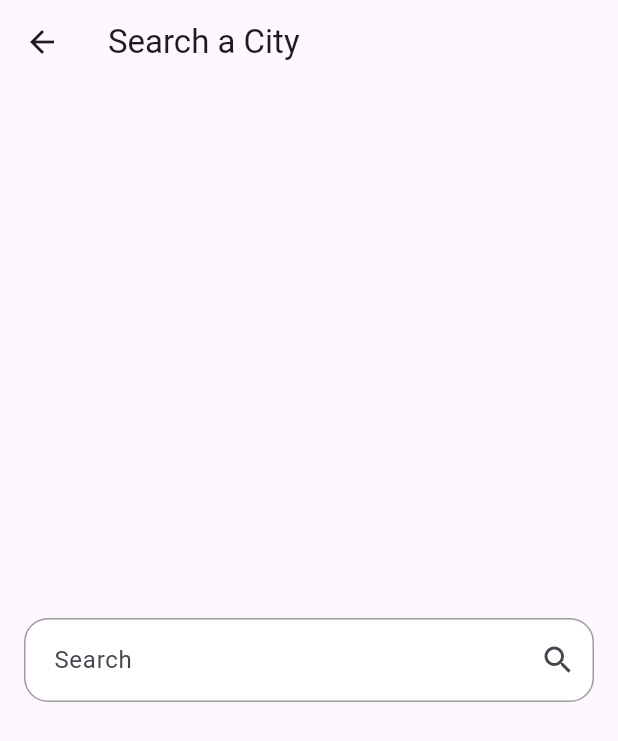
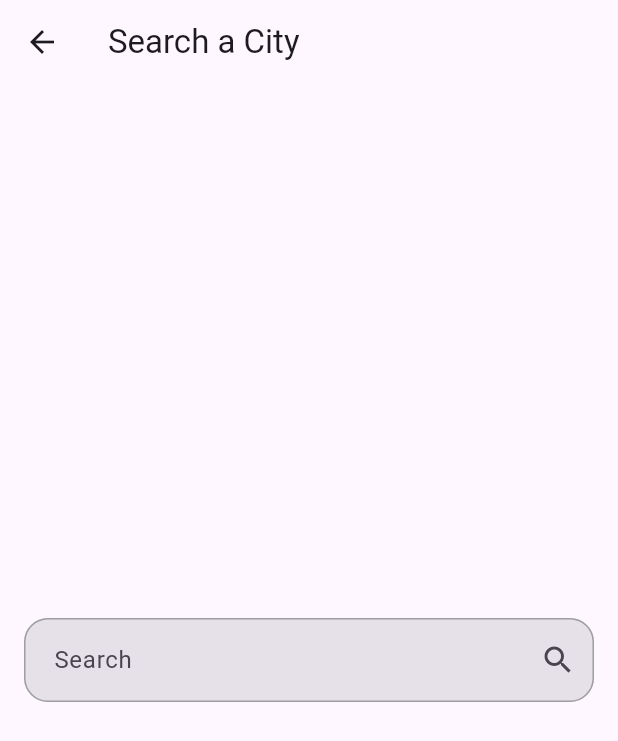
Before and after one commit to iMohamedMamdouh/weather_app, a Flutter app: the screen it shows after launch, after a tap on the "search" icon, on a phone screen of 412 x 824 dp. Shown: the top 741 px of the screen. Run offline on Flutter 3.47's test engine with Material 3 defaults, Android fonts, the phone set to English and light mode, and no system bars; our stand-ins replace dio, flutter_bloc.

Commit message:
final project

```diff
--- a/lib/Views/home_view.dart
+++ b/lib/Views/home_view.dart
@@ -17,7 +17,6 @@
           borderRadius: BorderRadius.circular(16),
         ),
         centerTitle: true,
-        backgroundColor: Colors.lightBlue,
         title: const Text('Weather App'),
         actions: [
           IconButton(
@@ -39,7 +38,9 @@
           if (state is DefaultWeatherState) {
             return const NoWeatherBody();
           } else if (state is WeatherLoadedState) {
-            return const WeatherInfoBody();
+            return WeatherInfoBody(
+              weather: state.weatherModel,
+            );
           } else {
             return const Center(
               child: Text('oops there is an error'),
--- a/lib/Views/search_view.dart
+++ b/lib/Views/search_view.dart
@@ -9,6 +9,9 @@
   Widget build(BuildContext context) {
     return Scaffold(
       appBar: AppBar(
+        shape: RoundedRectangleBorder(
+          borderRadius: BorderRadius.circular(16),
+        ),
         title: const Text('Search a City'),
       ),
       body: Padding(
@@ -27,7 +30,6 @@
               hintText: 'Enter a city',
               suffixIcon: Icon(Icons.search),
               filled: true,
-              fillColor: Colors.white,
               contentPadding: EdgeInsets.all(16.0),
               enabledBorder: OutlineInputBorder(
                 borderRadius: BorderRadius.all(Radius.circular(16.0)),
--- a/lib/main.dart
+++ b/lib/main.dart
@@ -1,4 +1,5 @@
 import 'package:demo_weatherapp/cubits/get_weather_cubit/get_weather_cubit.dart';
+import 'package:demo_weatherapp/cubits/get_weather_cubit/get_weather_states.dart';
 import 'package:flutter/material.dart';
 import 'package:flutter_bloc/flutter_bloc.dart';
 
@@ -15,26 +16,22 @@
   Widget build(BuildContext context) {
     return BlocProvider(
       create: (context) => GetWeatherCubit(),
-      child: const CustomMaterialApp(),
-    );
-  }
-}
-
-class CustomMaterialApp extends StatelessWidget {
-  const CustomMaterialApp({
-    super.key,
-  });
-
-  @override
-  Widget build(BuildContext context) {
+      child: Builder(
+        builder: (context) => BlocBuilder<GetWeatherCubit, WeatherState>(
+          builder: (context, state) {
             return MaterialApp(
               theme: ThemeData(
-        primarySwatch: getThemeColor(BlocProvider.of<GetWeatherCubit>(context)
+                primarySwatch: getThemeColor(
+                    BlocProvider.of<GetWeatherCubit>(context)
                         .weatherModel
                         ?.weatherCondition),
               ),
               debugShowCheckedModeBanner: false,
               home: const HomeView(),
+            );
+          },
+        ),
+      ),
     );
   }
 }
```
Also changed, not shown: lib/Widgets/weather_info_body.dart (+18 -2 lines). Lines whose indentation alone changed are shown as unchanged.
